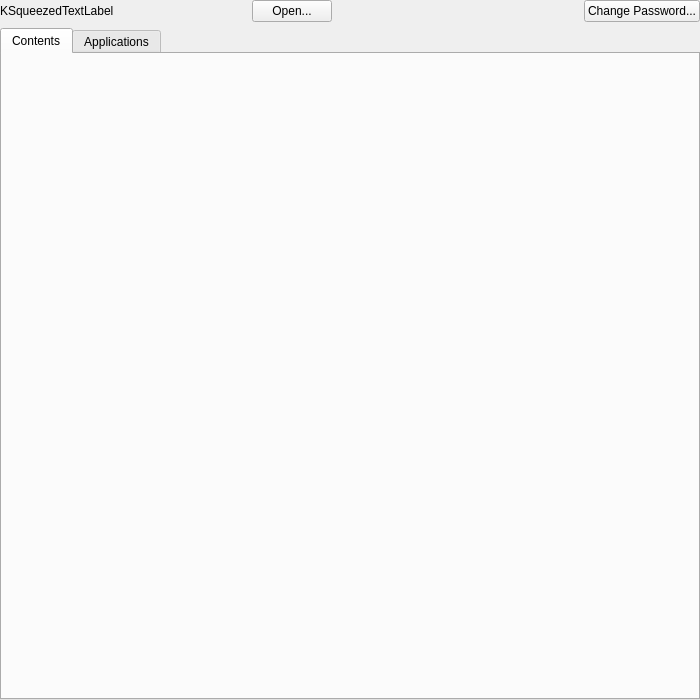
This is src/manager/walletcontrolwidget.ui in KDE/kwalletmanager as Qt 5 draws it before an edit. The edited form follows.
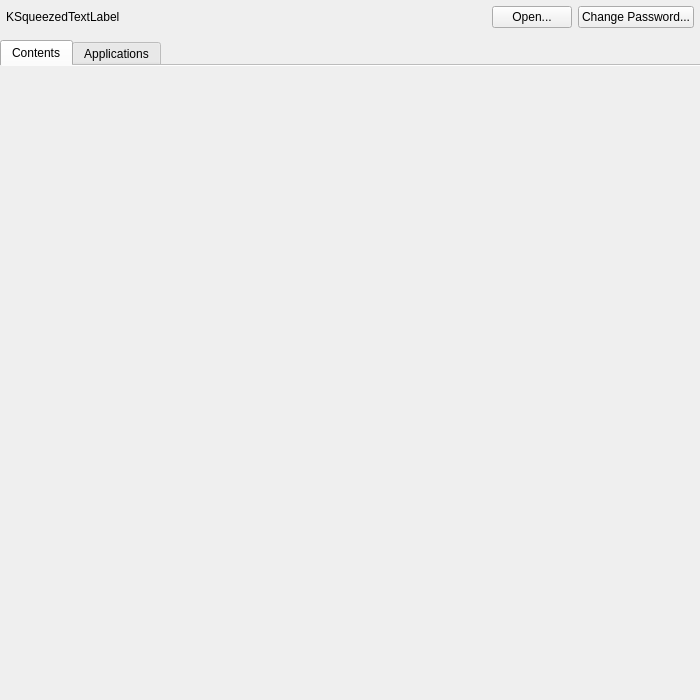
This is the edited form. Icons and pictures are not drawn. Custom widgets are drawn as their Qt base class.

Commit message: Redesign kwallet to have consistent margins and separator

Diff of the .ui file:
```diff
--- a/src/manager/walletcontrolwidget.ui
+++ b/src/manager/walletcontrolwidget.ui
@@ -16,6 +16,9 @@
    </property>
    <item>
     <layout class="QHBoxLayout" name="horizontalLayout">
+     <property name="margin">
+      <number>6</number>
+     </property>
      <item>
       <widget class="KSqueezedTextLabel" name="_stateLabel">
        <property name="sizePolicy">
@@ -29,13 +32,6 @@
        </property>
       </widget>
      </item>
-     <item>
-      <widget class="QPushButton" name="_openClose">
-       <property name="text">
-        <string>Open...</string>
-       </property>
-      </widget>
-     </item>
      <item>
       <spacer name="topSpacer">
        <property name="orientation">
@@ -52,6 +48,13 @@
        </property>
       </spacer>
      </item>
+     <item>
+      <widget class="QPushButton" name="_openClose">
+       <property name="text">
+        <string>Open...</string>
+       </property>
+      </widget>
+     </item>
      <item>
       <widget class="QPushButton" name="_changePassword">
        <property name="text">
@@ -66,6 +69,9 @@
      <property name="currentIndex">
       <number>0</number>
      </property>
+     <property name="documentMode">
+      <bool>true</bool>
+     </property>
      <widget class="QWidget" name="_contentsTab">
       <attribute name="icon">
        <iconset theme="wallet-closed"/>
```
The commit also changes 3 other files.
